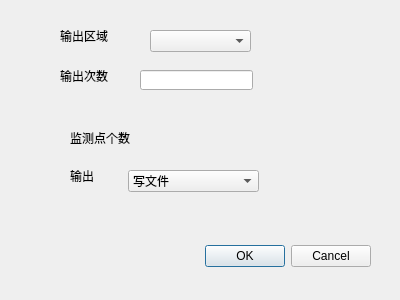
The window that output.ui (onism/GTea) describes before a commit, drawn with Qt 5.
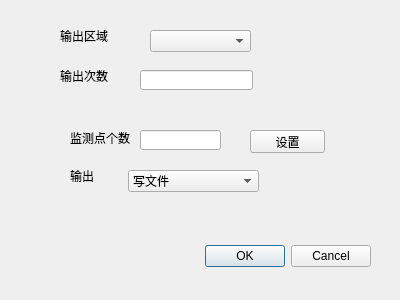
The same window after the commit.

Diff of the .ui file:
```diff
--- a/output.ui
+++ b/output.ui
@@ -126,6 +126,29 @@
     </property>
    </item>
   </widget>
+  <widget class="QLineEdit" name="lineEdit_2">
+   <property name="geometry">
+    <rect>
+     <x>140</x>
+     <y>130</y>
+     <width>81</width>
+     <height>20</height>
+    </rect>
+   </property>
+  </widget>
+  <widget class="QPushButton" name="pushButton">
+   <property name="geometry">
+    <rect>
+     <x>250</x>
+     <y>130</y>
+     <width>75</width>
+     <height>23</height>
+    </rect>
+   </property>
+   <property name="text">
+    <string>设置</string>
+   </property>
+  </widget>
  </widget>
  <resources/>
  <connections>
```
